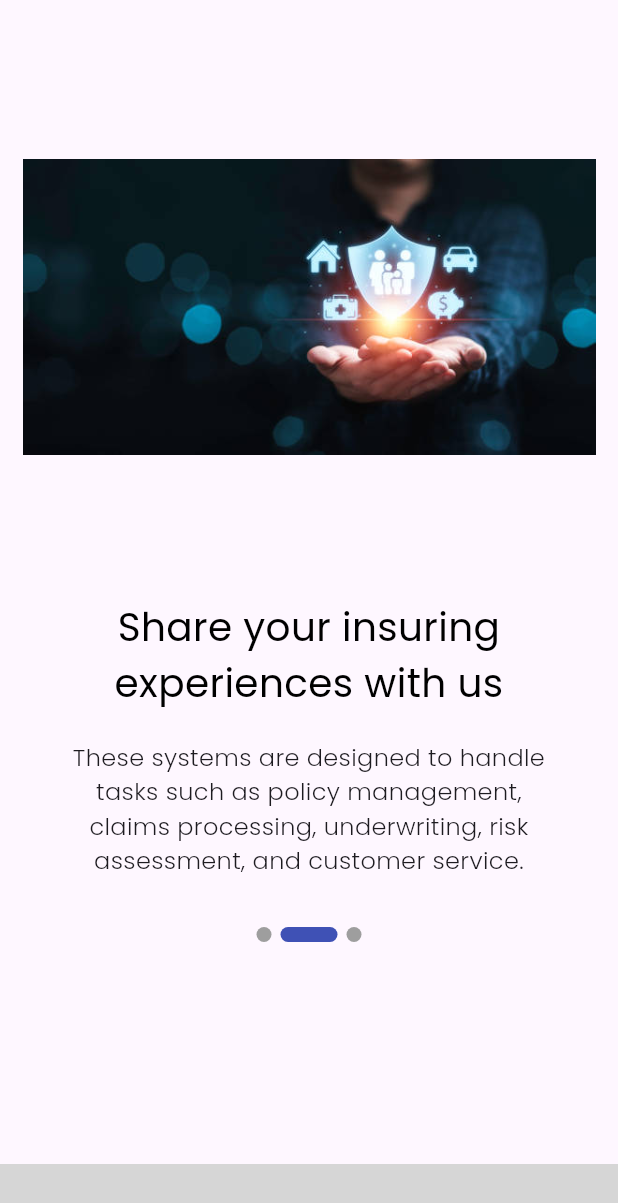
After one commit to Wamitinewton/Insurance_automation, a Flutter app: the OnboardingScreen screen opened directly, swiped to page 2, on a phone screen of 412 x 824 dp. The commit adds this screen. Shown: the top 1203 px of the screen. Run offline on Flutter 3.47's test engine with Material 3 defaults, Android fonts, the phone set to English and light mode, and no system bars; drawn by our look-alikes of smooth_page_indicator; our stand-ins replace animate_do, device_preview, google_fonts; missing offline and left inert: chart_sparkline, clippy_flutter; statements that could not run were skipped; grey boxes are pictures that could not be loaded.

Commit message:
some changes

```diff
--- /dev/null
+++ b/lib/models/onboarding_model.dart
@@ -0,0 +1,40 @@
+class OnboardingModel{
+  final String img;
+  final String title;
+  final String subTitle;
+
+   OnboardingModel( {
+    required this.img,
+    required this.title,
+    required this.subTitle,
+
+   });
+
+  static List<OnboardingModel> listOfItems = [
+    OnboardingModel(
+
+      img: "assets/images/istockphoto-1204150667-612x612.jpg",
+
+      title: "Discover our well automated insurance systems",
+
+      subTitle: "An automated insurance system is a digital platform or software that streamlines various aspects of insurance processes using artificial intelligence (AI) and automation. "),
+
+      OnboardingModel(
+
+        img: "assets/images/istockphoto-1351466409-612x612.jpg",
+
+        title: "Share your insuring experiences with us",
+
+        subTitle: "These systems are designed to handle tasks such as policy management, claims processing, underwriting, risk assessment, and customer service."),
+
+        OnboardingModel(
+
+          img: "assets/images/istockphoto-1409928874-612x612.jpg",
+
+          title: "Find your best insuring system",
+
+          subTitle: " By leveraging advanced algorithms and data analytics, automated insurance systems aim to improve efficiency, accuracy, and customer experience while reducing administrative overhead and operational costs for insurance companies.")
+   ];
+
+
+}
--- /dev/null
+++ b/lib/screens/onboarding/onboarding_screen.dart
@@ -0,0 +1,127 @@
+import 'package:flutter/material.dart';
+import 'package:google_fonts/google_fonts.dart';
+import 'package:mobile_insurance/models/onboarding_model.dart';
+import 'package:mobile_insurance/utils/animated_widgets.dart';
+import 'package:smooth_page_indicator/smooth_page_indicator.dart';
+
+class OnboardingScreen extends StatefulWidget {
+  const OnboardingScreen({super.key});
+
+  @override
+  State<OnboardingScreen> createState() => _OnboardingScreenState();
+}
+
+class _OnboardingScreenState extends State<OnboardingScreen> {
+  PageController pageController = PageController(initialPage: 0);
+  int currentIndex = 0;
+  // final listOfItems = OnboardingModel(img: img, title: title, subTitle: subTitle)
+
+  @override
+  void dispose() {
+    pageController.dispose();
+    super.dispose();
+  }
+
+  @override
+  Widget build(BuildContext context) {
+    return Scaffold(
+      body: Column(
+        children: [
+          Expanded(
+              flex: 3,
+              child: PageView.builder(
+                  onPageChanged: (newIndex) {
+                    setState(() {
+                      currentIndex = newIndex;
+                    });
+                  },
+                  controller: pageController,
+                  itemCount: OnboardingModel.listOfItems.length,
+                  itemBuilder: ((context, index) {
+                    return Column(
+                      children: [
+                        Container(
+                            margin: const EdgeInsets.fromLTRB(15, 40, 15, 10),
+                            width: MediaQuery.of(context).size.width,
+                            height: MediaQuery.of(context).size.height / 2.5,
+                            child: CustomAnimatedWidget(
+                              index: index,
+                              delay: 200,
+                              child: Image.asset(
+                                  OnboardingModel.listOfItems[index].img),
+                            )),
+                        SizedBox(
+                          height: 20,
+                        ),
+                        Padding(
+                          padding: const EdgeInsets.symmetric(horizontal: 20),
+                          child: CustomAnimatedWidget(
+                              index: index,
+                              delay: 200,
+                              child: Text(
+                                OnboardingModel.listOfItems[index].title,
+                                textAlign: TextAlign.center,
+                                style: GoogleFonts.poppins(
+                                    color: Colors.black, fontSize: 26),
+                              )),
+                        ),
+                        SizedBox(
+                          height: 20,
+                        ),
+                        Padding(
+                          padding: const EdgeInsets.symmetric(horizontal: 40),
+                          child: CustomAnimatedWidget(
+                              index: index,
+                              delay: 200,
+                              child: Text(
+                                OnboardingModel.listOfItems[index].subTitle,
+                                textAlign: TextAlign.center,
+                                style: GoogleFonts.poppins(
+                                  fontSize: 16,
+                                  fontWeight: FontWeight.w300,
+                                ),
+                              )),
+                        )
+                      ],
+                    );
+                  }))),
+          Expanded(
+              flex: 1,
+              child: Column(
+                mainAxisAlignment: MainAxisAlignment.center,
+                children: [
+                  SmoothPageIndicator(
+                    controller: pageController,
+                    count: OnboardingModel.listOfItems.length,
+                    effect: const ExpandingDotsEffect(
+                      // this takes several parameters such as radius, dotwidth, spacing, dotheight, expansionFactor, dotColor and activeDotColor
+                      spacing: 6.0,
+                      radius: 10.0,
+                      dotWidth: 10.0,
+                      dotHeight: 10.0,
+                      expansionFactor: 3.8,
+                      dotColor: Colors.grey,
+
+                    ),
+                    onDotClicked: (newIndex) {
+                      setState(() {
+                        currentIndex = newIndex;
+                        pageController.animateToPage(
+                          newIndex,
+                          duration: const Duration(milliseconds: 500),
+                          curve: Curves.ease);
+                      });
+                    },
+                  ),
+
+                  const Spacer(),
+                  currentIndex == 2 ? Padding(padding: const EdgeInsets.symmetric(horizontal: 24),
+
+                  )
+                ],
+              ))
+        ],
+      ),
+    );
+  }
+}
--- /dev/null
+++ b/lib/utils/animated_widgets.dart
@@ -0,0 +1,28 @@
+import 'package:animate_do/animate_do.dart';
+import 'package:flutter/material.dart';
+
+class CustomAnimatedWidget extends StatelessWidget {
+  final int index;
+  final int delay;
+  final Widget child;
+
+  CustomAnimatedWidget(
+      {super.key,
+      required this.index,
+      required this.delay,
+      required this.child});
+
+  @override
+  Widget build(BuildContext context) {
+   if (index == 1) {
+     return FadeInDown(
+      delay: Duration(milliseconds: delay),
+
+      child: child);
+
+   }
+   return FadeInUp(
+    delay: Duration(milliseconds: delay),
+    child: child);
+  }
+}
--- a/pubspec.yaml
+++ b/pubspec.yaml
@@ -38,6 +38,11 @@ dependencies:
   clippy_flutter: ^2.0.0-nullsafety.1
   chart_sparkline: ^1.0.15+1
   device_preview: ^1.1.0
+  google_fonts: ^6.2.1
+  smooth_page_indicator: ^1.1.0
+  rive: ^0.13.0
+  animated_flutter_widgets: ^0.0.2
+  animate_do: ^3.3.4
 
 dev_dependencies:
   flutter_test:
```
Also changed, not shown: lib/constants/constants.dart (added, +8 -0 lines), lib/screens/splash/splash_main.dart (+6 -6 lines), lib/ui/custom_flat_button.dart (added, +51 -0 lines), assets/images/istockphoto-1204150667-612x612.jpg (added), assets/images/istockphoto-1351466409-612x612.jpg (added), assets/images/istockphoto-1409928874-612x612.jpg (added), pubspec.lock, 3 other files.
